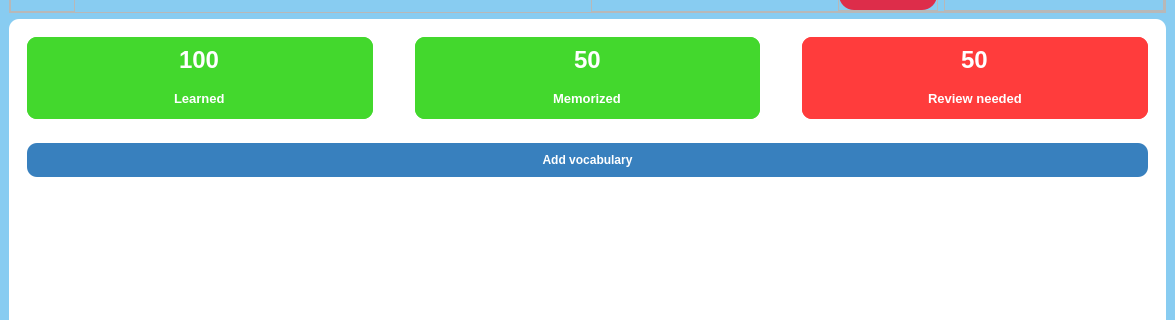
Before: the Qt Designer form UI/forms/topic.ui in yuukun123/LexiLand, drawn with Qt 5; both pictures show x 0 to 1175 and y 85 to 405 of the 1175 by 750 pixel window.
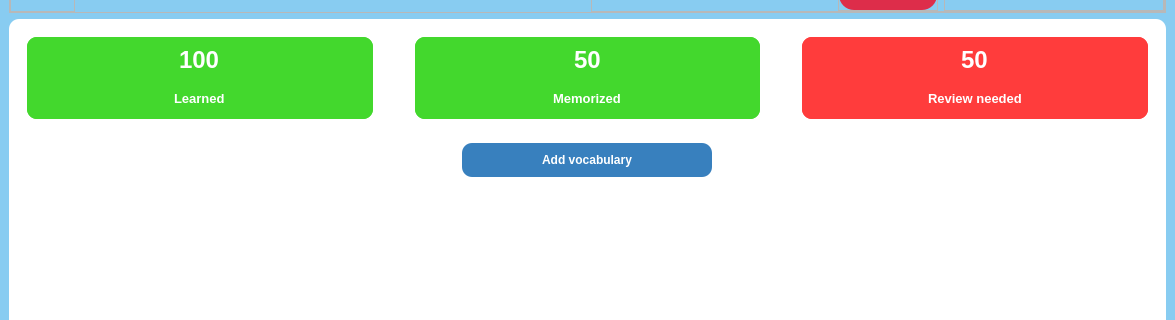
After: the same form once the commit is applied. Icons and pictures are not drawn.

Diff of the .ui file:
```diff
--- a/UI/forms/topic.ui
+++ b/UI/forms/topic.ui
@@ -953,8 +953,14 @@
                    <property name="bottomMargin">
                     <number>0</number>
                    </property>
-                   <item>
+                   <item alignment="Qt::AlignHCenter">
                     <widget class="QPushButton" name="add_vocab_btn">
+                     <property name="minimumSize">
+                      <size>
+                       <width>250</width>
+                       <height>0</height>
+                      </size>
+                     </property>
                      <property name="font">
                       <font>
                        <weight>75</weight>
```
